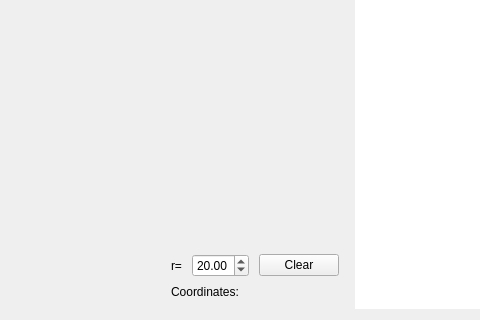
Before: the Qt Designer form Program/maptab.ui in danielramosg/sphereofearth, drawn with Qt 5; both pictures show x 82 to 562 and y 233 to 553 of the 948 by 553 pixel window.
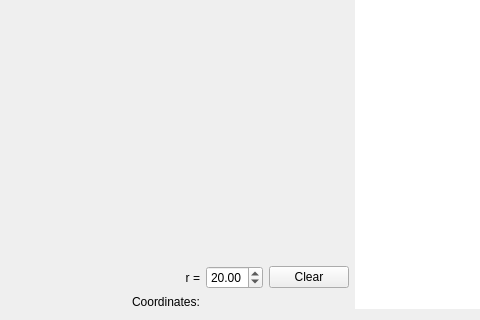
After: the same form once the commit is applied.

```diff
--- a/Program/maptab.ui
+++ b/Program/maptab.ui
@@ -40,37 +40,50 @@
      </item>
      <item row="1" column="1">
       <layout class="QGridLayout" name="gridLayout">
-       <property name="horizontalSpacing">
-        <number>10</number>
-       </property>
-       <property name="verticalSpacing">
-        <number>8</number>
-       </property>
-       <property name="margin">
-        <number>10</number>
-       </property>
        <item row="0" column="0">
         <widget class="QLabel" name="label_2">
          <property name="text">
-          <string>r=</string>
+          <string>r =</string>
          </property>
-        </widget>
-       </item>
-       <item row="0" column="2">
-        <widget class="QPushButton" name="clearbutton">
-         <property name="text">
-          <string>Clear</string>
+         <property name="alignment">
+          <set>Qt::AlignRight|Qt::AlignTrailing|Qt::AlignVCenter</set>
          </property>
         </widget>
        </item>
        <item row="0" column="1">
         <widget class="QDoubleSpinBox" name="radiusbox">
+         <property name="maximumSize">
+          <size>
+           <width>70</width>
+           <height>16777215</height>
+          </size>
+         </property>
          <property name="value">
           <double>20.000000000000000</double>
          </property>
         </widget>
        </item>
-       <item row="1" column="0" colspan="3">
+       <item row="0" column="2">
+        <widget class="QPushButton" name="clearbutton">
+         <property name="sizePolicy">
+          <sizepolicy hsizetype="Maximum" vsizetype="Fixed">
+           <horstretch>0</horstretch>
+           <verstretch>0</verstretch>
+          </sizepolicy>
+         </property>
+         <property name="text">
+          <string>Clear</string>
+         </property>
+        </widget>
+       </item>
+       <item row="1" column="0">
+        <widget class="QLabel" name="label">
+         <property name="text">
+          <string>Coordinates:</string>
+         </property>
+        </widget>
+       </item>
+       <item row="1" column="1" colspan="2">
         <widget class="QLabel" name="coordlabel">
          <property name="sizePolicy">
           <sizepolicy hsizetype="Preferred" vsizetype="Fixed">
@@ -78,8 +91,14 @@
            <verstretch>0</verstretch>
           </sizepolicy>
          </property>
+         <property name="minimumSize">
+          <size>
+           <width>120</width>
+           <height>0</height>
+          </size>
+         </property>
          <property name="text">
-          <string>Coordinates: </string>
+          <string/>
          </property>
         </widget>
        </item>
```
Left out of the diff: 54 changed lines with no effect on the pictures.
